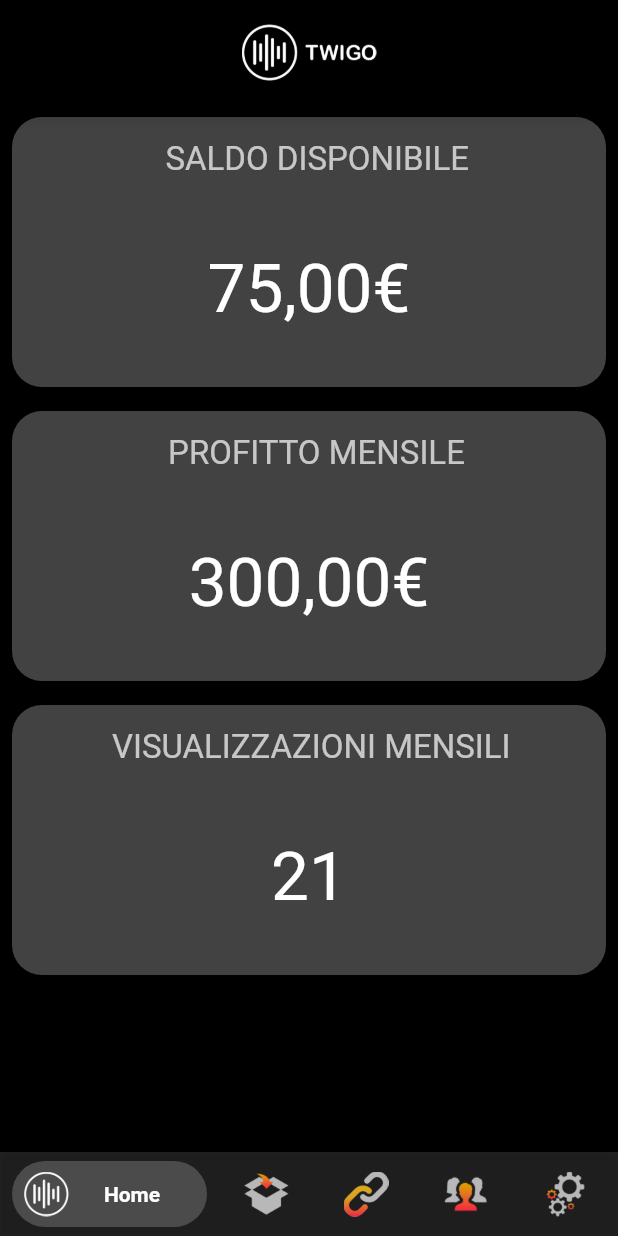
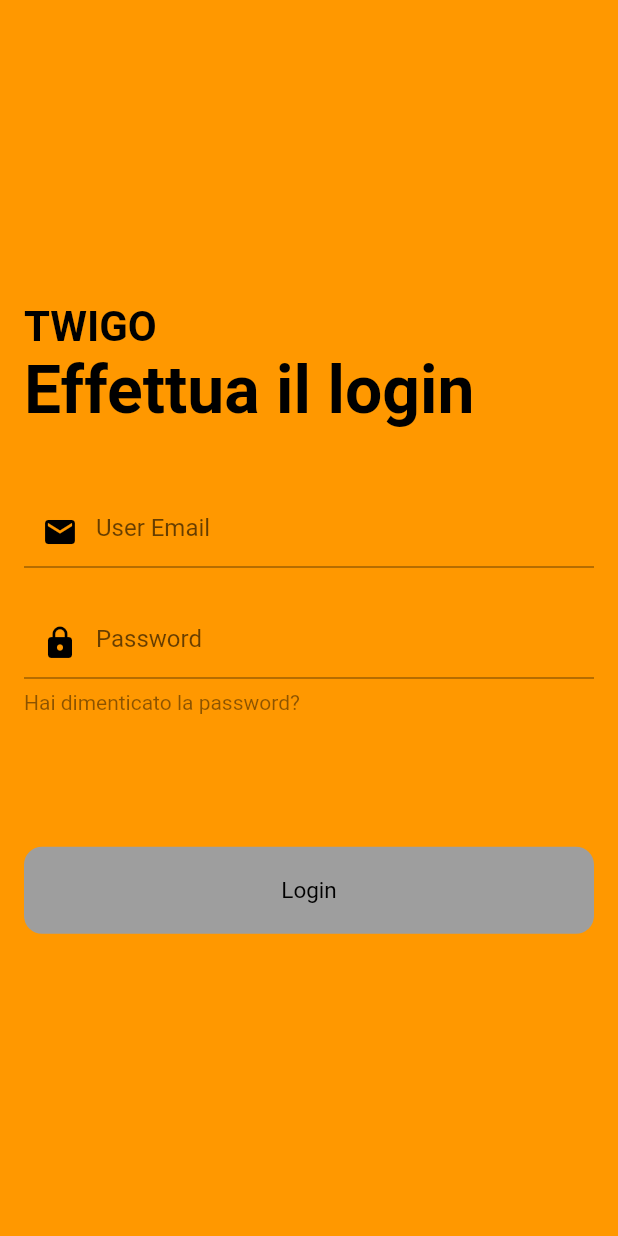
Before and after one commit to cdelprete21/twigo, a Flutter app: the screen it shows after launch, on a phone screen of 412 x 824 dp. Run offline on Flutter 3.47's test engine with Material 2 defaults, Android fonts, the light colour scheme and no system bars; drawn by our look-alikes of bottom_navy_bar; our stand-ins replace firebase_auth, firebase_core; accounts and stored records are empty.

Commit message:
login firebase

```diff
--- a/lib/UI/MyApp.dart
+++ b/lib/UI/MyApp.dart
@@ -1,4 +1,6 @@
 import 'package:Twigo/UI/MyPackage.dart';
+import 'package:firebase_auth/firebase_auth.dart';
+import 'package:firebase_core/firebase_core.dart';
 import 'package:flutter/material.dart';
 
 class MyApp extends StatelessWidget {
@@ -9,7 +11,162 @@
   Widget build(BuildContext context) {
     return MaterialApp(
       debugShowCheckedModeBanner: false,
-      home: MyPackage(),
+      home: HomePage(),
     );
   }
 }
+
+class HomePage extends StatefulWidget {
+  const HomePage({ Key? key }) : super(key: key);
+
+  @override
+  State<HomePage> createState() => _HomePageState();
+}
+
+class _HomePageState extends State<HomePage> {
+
+  Future<FirebaseApp> _initializeFirebase() async {
+    FirebaseApp firebaseApp = await Firebase.initializeApp();
+    return firebaseApp;
+  }
+
+  @override
+  Widget build(BuildContext context) {
+    return Scaffold(
+      body: FutureBuilder(
+        future: _initializeFirebase(),
+        builder: (context, snapshot){
+          if(snapshot.connectionState == ConnectionState.done){
+            return LoginScreen();
+          }
+          return const Center(
+            child: CircularProgressIndicator(),
+          );
+        },
+      ),
+    );
+  }
+}
+
+class LoginScreen extends StatefulWidget {
+  const LoginScreen({ Key? key }) : super(key: key);
+
+  @override
+  State<LoginScreen> createState() => _LoginScreenState();
+}
+
+class _LoginScreenState extends State<LoginScreen> {
+
+  static Future<User?> loginUsingEmailPassword({required String email, required String password, required BuildContext context}) async{
+    FirebaseAuth auth = FirebaseAuth.instance;
+    User? user;
+    try {
+      UserCredential userCredential = await auth.signInWithEmailAndPassword(email: email, password: password);
+      user = userCredential.user;
+    } on FirebaseAuthException catch (e) {
+      if (e.code == "utente-non-trovato"){
+        print("Nessun utente trovato con questa email");
+      }
+    }
+    return user;
+  }
+
+  @override
+  Widget build(BuildContext context) {
+    TextEditingController _emailController = TextEditingController();
+    TextEditingController _passwordController = TextEditingController();
+    return Container(
+      color: Colors.orange,
+      child: Padding(
+        padding: EdgeInsets.all(16.0),
+        child: Column(
+          mainAxisAlignment: MainAxisAlignment.center,
+          crossAxisAlignment: CrossAxisAlignment.start,
+          children:  [
+            const Text(
+              "TWIGO",
+              style: TextStyle(
+                color: Colors.black,
+                fontSize: 28.0,
+                fontWeight: FontWeight.bold,
+              ),
+            ),
+            const Text(
+              "Effettua il login",
+              style: TextStyle(
+                color: Colors.black,
+                fontSize: 44.0,
+                fontWeight: FontWeight.bold,
+              ),
+            ),
+            const SizedBox(
+              height: 44.0,
+            ),
+            TextField(
+              controller: _emailController,
+              keyboardType: TextInputType.emailAddress,
+              decoration: const InputDecoration(
+                hintText: "User Email",
+                prefixIcon: Icon(
+                  Icons.mail,
+                  color: Colors.black,
+                ),
+              ),
+            ),
+            const SizedBox(
+              height: 26.0,
+            ),
+            TextField(
+              controller: _passwordController,
+              obscureText: true,
+              decoration: const InputDecoration(
+                hintText: "Password",
+                prefixIcon: Icon(
+                  Icons.lock,
+                  color: Colors.black,
+                ),
+              ),
+            ),
+            const SizedBox(
+              height: 8.0,
+            ),
+            const Text(
+              "Hai dimenticato la password?",
+              style: TextStyle(
+                color: Colors.black45,
+              ),
+            ),
+            const SizedBox(
+              height: 88.0,
+            ),
+            Container(
+              width: double.infinity,
+              child: RawMaterialButton(
+                fillColor: Colors.grey,
+                elevation: 0.0,
+                padding: EdgeInsets.symmetric(vertical: 20.0),
+                shape: RoundedRectangleBorder(
+                  borderRadius: BorderRadius.circular(12.0)
+                ),
+                onPressed: () async{
+                  User? user = await loginUsingEmailPassword(email: _emailController.text, password: _passwordController.text, context: context);
+                  print(user);
+                  if(user != null){
+                    Navigator.of(context).pushReplacement(MaterialPageRoute(builder: (context)=> MyPackage()));
+                  }
+                },
+                child: Text(
+                  "Login",
+                  style: TextStyle(
+                    color: Colors.black,
+                    fontSize: 15.0,
+                  ),
+                ),
+              ),
+            ),
+          ],
+        ),
+      ),
+    );
+  }
+}
--- a/pubspec.yaml
+++ b/pubspec.yaml
@@ -35,6 +35,8 @@
   # The following adds the Cupertino Icons font to your application.
   # Use with the CupertinoIcons class for iOS style icons.
   cupertino_icons: ^1.0.2
+  firebase_core: ^1.10.2
+  firebase_auth: ^3.3.0
 
 dev_dependencies:
   flutter_test:
```
Also changed, not shown: pubspec.lock, 3 other files.
